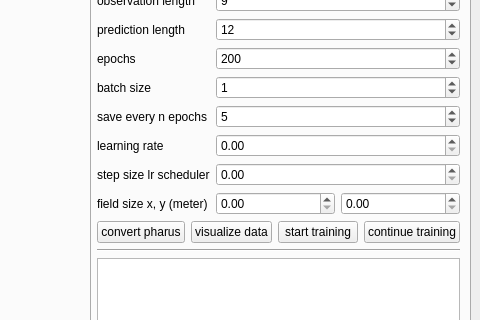
Above: gui/gui.ui from birkschmithuesen/SystemFailed_trajnetplusplusbaselines before the change; both pictures show x 545 to 1025 and y 145 to 465 of the 1025 by 820 pixel window. Below: the same form after it.
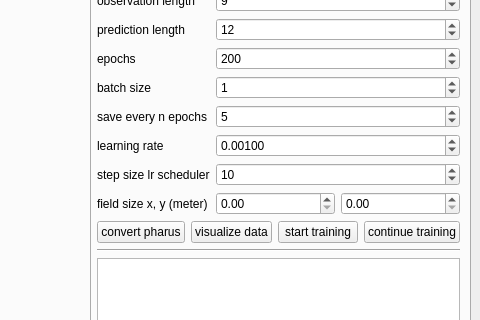
That is the form after the change.

Commit message: enable more fields in training tab

What changed in the file:
```diff
--- a/gui/gui.ui
+++ b/gui/gui.ui
@@ -620,8 +620,14 @@
                   <height>16777215</height>
                  </size>
                 </property>
+                <property name="decimals">
+                 <number>5</number>
+                </property>
+                <property name="singleStep">
+                 <double>0.000010000000000</double>
+                </property>
                 <property name="value">
-                 <double>0.000000000000000</double>
+                 <double>0.001000000000000</double>
                 </property>
                </widget>
               </item>
@@ -746,7 +752,14 @@
                </layout>
               </item>
               <item row="9" column="1">
-               <widget class="QDoubleSpinBox" name="doubleSpinBox_6"/>
+               <widget class="QSpinBox" name="step_size_lr_scheduler">
+                <property name="minimum">
+                 <number>1</number>
+                </property>
+                <property name="value">
+                 <number>10</number>
+                </property>
+               </widget>
               </item>
              </layout>
             </item>
```
The commit also changes 2 other files.
